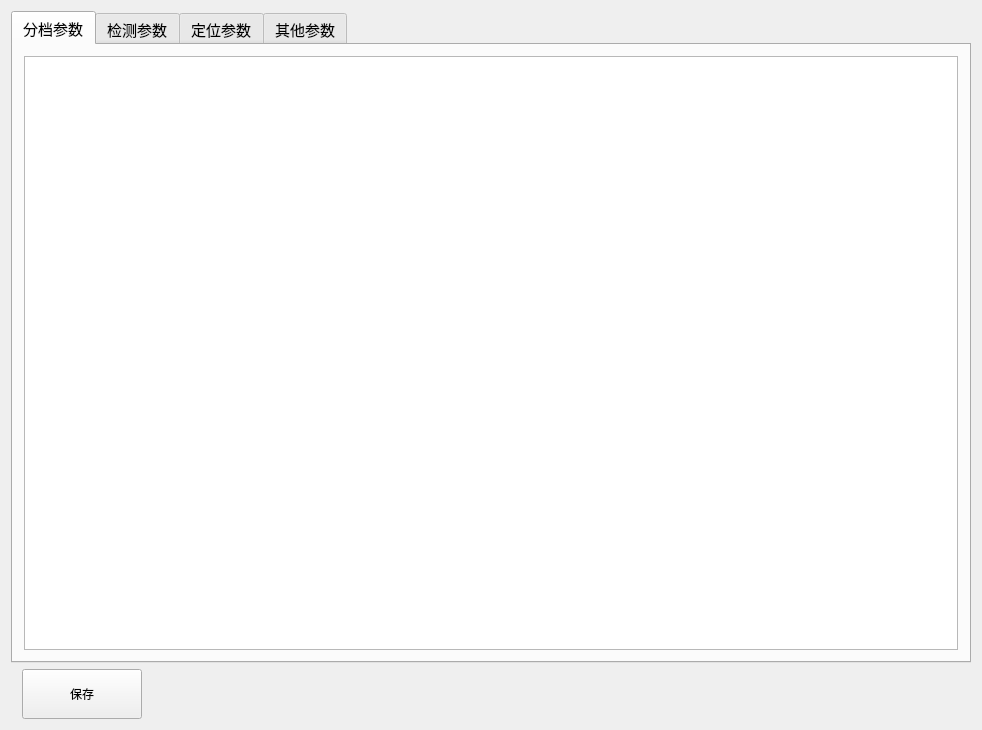
Qt form weina/weina/setupwidget.ui (jeedyang/weina) before a commit.
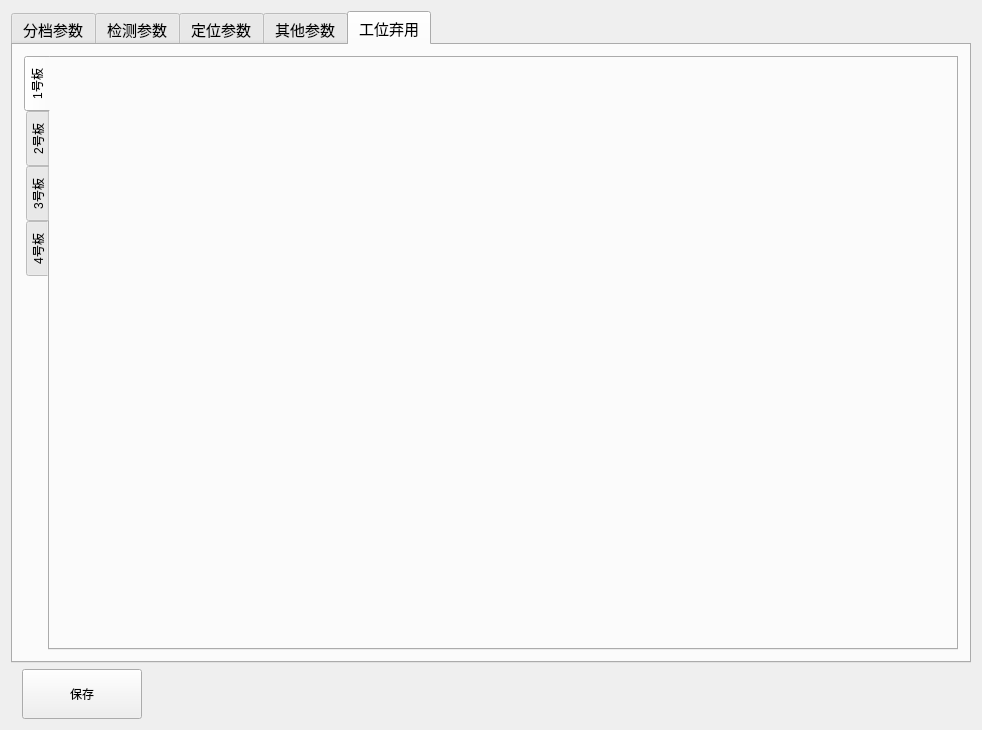
The same form after that commit. The open tabs and pages were chosen to show the change. Icons and pictures are not drawn.

Patch:
```diff
--- a/weina/weina/setupwidget.ui
+++ b/weina/weina/setupwidget.ui
@@ -125,6 +125,43 @@
        </item>
       </layout>
      </widget>
+     <widget class="QWidget" name="tab_5">
+      <attribute name="title">
+       <string>工位弃用</string>
+      </attribute>
+      <layout class="QHBoxLayout" name="horizontalLayout_4">
+       <item>
+        <widget class="QTabWidget" name="tabWidget_skip">
+         <property name="tabPosition">
+          <enum>QTabWidget::West</enum>
+         </property>
+         <property name="currentIndex">
+          <number>0</number>
+         </property>
+         <widget class="QWidget" name="tab_6">
+          <attribute name="title">
+           <string>1号板</string>
+          </attribute>
+         </widget>
+         <widget class="QWidget" name="tab_7">
+          <attribute name="title">
+           <string>2号板</string>
+          </attribute>
+         </widget>
+         <widget class="QWidget" name="tab_8">
+          <attribute name="title">
+           <string>3号板</string>
+          </attribute>
+         </widget>
+         <widget class="QWidget" name="tab_9">
+          <attribute name="title">
+           <string>4号板</string>
+          </attribute>
+         </widget>
+        </widget>
+       </item>
+      </layout>
+     </widget>
     </widget>
    </item>
    <item row="1" column="0">
```
